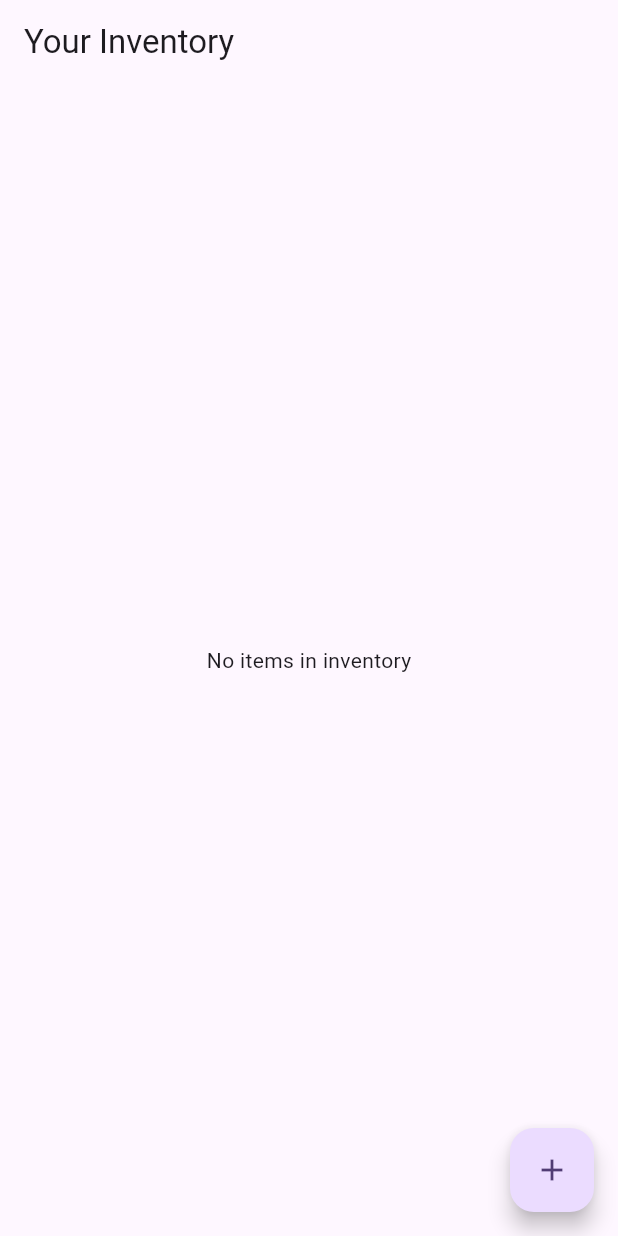
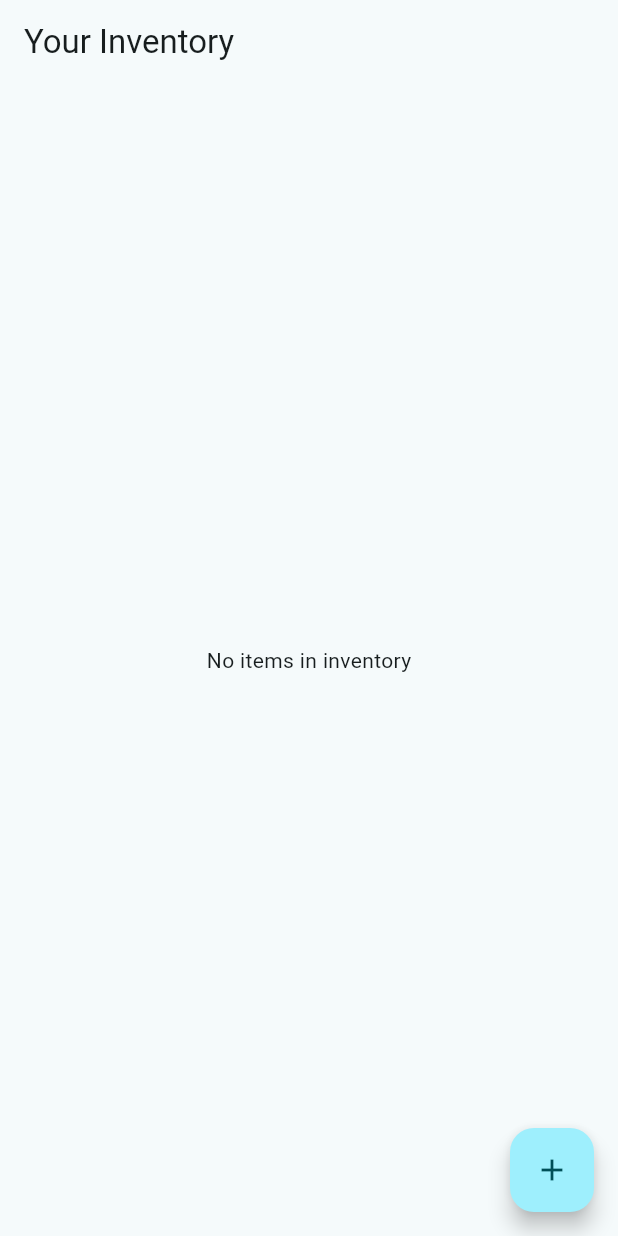
Before and after one commit to jyo64/viki, a Flutter app: the screen it shows after launch, on a phone screen of 412 x 824 dp. Run offline on Flutter 3.47's test engine with Material 3 defaults, Android fonts, the phone set to English and light mode, and no system bars; our stand-ins replace device_preview.

Commit message:
Centralise Colours

```diff
--- /dev/null
+++ b/lib/core/theme/app_colors.dart
@@ -0,0 +1,8 @@
+import 'package:flutter/material.dart';
+
+class AppColors {
+  AppColors._();
+
+  static const Color seedColor = Color.fromARGB(255, 255, 255, 255);
+  static const Color errorColor = Colors.red;
+}
--- a/lib/features/home/presentation/pages/home_page.dart
+++ b/lib/features/home/presentation/pages/home_page.dart
@@ -1,4 +1,5 @@
 import 'package:flutter/material.dart';
+import 'package:viki/core/theme/app_colors.dart';
 import 'package:viki/features/inventory/data/services/inventory_service.dart';
 import 'package:viki/features/inventory/domain/models/item.dart';
 
@@ -64,7 +65,7 @@
           subtitle: Text(_calculateDaysToExpiry(item.expiryDate)),
           leading: const Icon(Icons.inventory_2),
           trailing: IconButton(
-            icon: const Icon(Icons.delete, color: Colors.red),
+            icon: const Icon(Icons.delete, color: AppColors.errorColor),
             onPressed: () async {
               await _inventoryService.deleteItem(item.id);
               await loadItems();
--- a/lib/main.dart
+++ b/lib/main.dart
@@ -2,6 +2,7 @@
 import 'package:flutter/foundation.dart';
 import 'package:flutter/material.dart';
 import 'package:viki/features/navigation/presentation/widgets/navigation_wrapper.dart';
+import 'package:viki/core/theme/app_colors.dart';
 
 void main() {
   runApp(
@@ -19,9 +20,7 @@
       locale: DevicePreview.locale(context),
       builder: DevicePreview.appBuilder,
       theme: ThemeData(
-        colorScheme: ColorScheme.fromSeed(
-          seedColor: const Color.fromARGB(255, 168, 137, 222),
-        ),
+        colorScheme: ColorScheme.fromSeed(seedColor: AppColors.seedColor),
       ),
       home: const MainNavigationWrapper(),
     );
```
